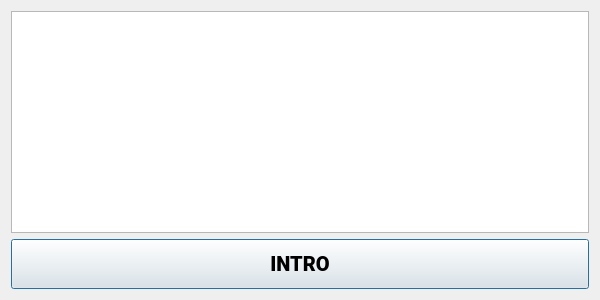
First picture: the form in _FORMS_UI/QTABLE_FORM.ui, repository PaulFilms/pydeveloptools, before the edit.
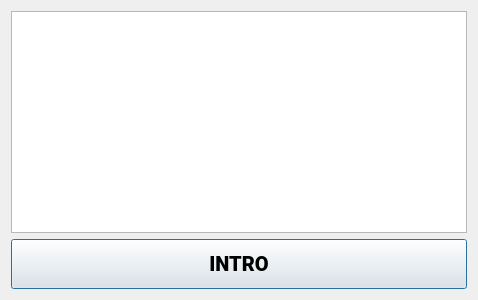
Second picture: the form after the edit.

Commit message: Changes to be committed: 	modified:   _FORMS_UI/QTABLE_FORM.ui 	deleted:    _FORMS_UI/Scripts.txt 	modified:   func_pyqt6.py 	modified:   func_pyside6.py

Diff of the .ui file:
```diff
--- a/_FORMS_UI/QTABLE_FORM.ui
+++ b/_FORMS_UI/QTABLE_FORM.ui
@@ -6,7 +6,7 @@
    <rect>
     <x>0</x>
     <y>0</y>
-    <width>600</width>
+    <width>478</width>
     <height>300</height>
    </rect>
   </property>
```
The commit also changes 3 other files.
